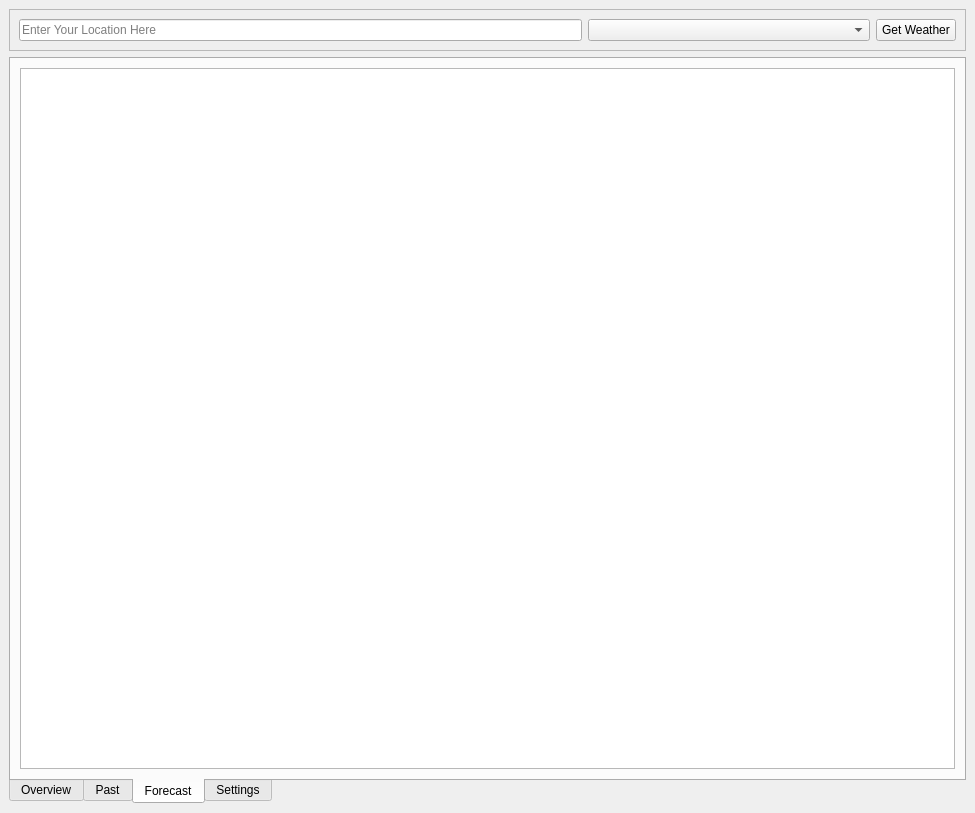
The window that main.ui (GamerTechUni/gavins-weather-app) describes before a commit, drawn with Qt 5.
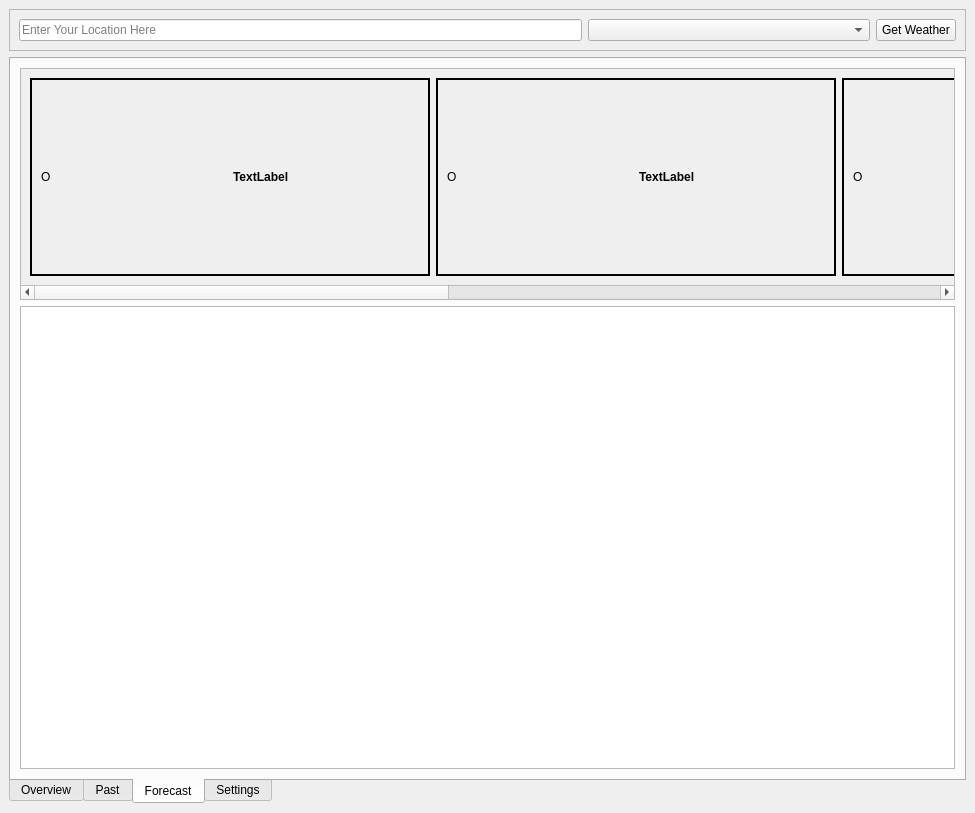
The same window after the commit. The open tabs and pages were chosen to show the change. Icons and pictures are not drawn. Custom widgets are drawn as their Qt base class.

```diff
--- a/main.ui
+++ b/main.ui
@@ -1032,11 +1032,9 @@
           <property name="frameShadow">
            <enum>QFrame::Shadow::Raised</enum>
           </property>
-          <layout class="QHBoxLayout" name="horizontalLayout_16">
-           <item>
-            <widget class="QTableWidget" name="observation_info_table"/>
-           </item>
-          </layout>
+          <property name="lineWidth">
+           <number>2</number>
+          </property>
          </widget>
         </item>
        </layout>
@@ -1045,7 +1043,257 @@
        <attribute name="title">
         <string>Forecast</string>
        </attribute>
-       <layout class="QVBoxLayout" name="verticalLayout_20">
+       <layout class="QVBoxLayout" name="verticalLayout_20" stretch="1,2">
+        <item>
+         <widget class="QScrollArea" name="scrollArea">
+          <property name="widgetResizable">
+           <bool>true</bool>
+          </property>
+          <widget class="QWidget" name="scrollAreaWidgetContents">
+           <property name="geometry">
+            <rect>
+             <x>0</x>
+             <y>0</y>
+             <width>2036</width>
+             <height>211</height>
+            </rect>
+           </property>
+           <layout class="QHBoxLayout" name="horizontalLayout_16">
+            <item>
+             <widget class="QFrame" name="forecast_day1">
+              <property name="minimumSize">
+               <size>
+                <width>400</width>
+                <height>100</height>
+               </size>
+              </property>
+              <property name="frameShape">
+               <enum>QFrame::Shape::Box</enum>
+              </property>
+              <property name="frameShadow">
+               <enum>QFrame::Shadow::Plain</enum>
+              </property>
+              <property name="lineWidth">
+               <number>2</number>
+              </property>
+              <layout class="QVBoxLayout" name="verticalLayout_21">
+               <item>
+                <layout class="QHBoxLayout" name="horizontalLayout_19">
+                 <item>
+                  <widget class="QLabel" name="forecast_day1_icon">
+                   <property name="frameShape">
+                    <enum>QFrame::Shape::NoFrame</enum>
+                   </property>
+                   <property name="midLineWidth">
+                    <number>4</number>
+                   </property>
+                   <property name="text">
+                    <string>O</string>
+                   </property>
+                  </widget>
+                 </item>
+                 <item>
+                  <widget class="QLabel" name="forecast_day1_name">
+                   <property name="font">
+                    <font>
+                     <family>Liberation Sans</family>
+                     <bold>true</bold>
+                    </font>
+                   </property>
+                   <property name="text">
+                    <string>TextLabel</string>
+                   </property>
+                  </widget>
+                 </item>
+                </layout>
+               </item>
+              </layout>
+             </widget>
+            </item>
+            <item>
+             <widget class="QFrame" name="forecast_day2">
+              <property name="minimumSize">
+               <size>
+                <width>400</width>
+                <height>100</height>
+               </size>
+              </property>
+              <property name="frameShape">
+               <enum>QFrame::Shape::Box</enum>
+              </property>
+              <property name="frameShadow">
+               <enum>QFrame::Shadow::Plain</enum>
+              </property>
+              <property name="lineWidth">
+               <number>2</number>
+              </property>
+              <layout class="QVBoxLayout" name="verticalLayout_22">
+               <item>
+                <layout class="QHBoxLayout" name="horizontalLayout_20">
+                 <item>
+                  <widget class="QLabel" name="forecast_day2_icon">
+                   <property name="text">
+                    <string>O</string>
+                   </property>
+                  </widget>
+                 </item>
+                 <item>
+                  <widget class="QLabel" name="forecast_day2_name">
+                   <property name="font">
+                    <font>
+                     <family>Liberation Sans</family>
+                     <bold>true</bold>
+                    </font>
+                   </property>
+                   <property name="text">
+                    <string>TextLabel</string>
+                   </property>
+                  </widget>
+                 </item>
+                </layout>
+               </item>
+              </layout>
+             </widget>
+            </item>
+            <item>
+             <widget class="QFrame" name="forecast_day3">
+              <property name="minimumSize">
+               <size>
+                <width>400</width>
+                <height>100</height>
+               </size>
+              </property>
+              <property name="frameShape">
+               <enum>QFrame::Shape::Box</enum>
+              </property>
+              <property name="frameShadow">
+               <enum>QFrame::Shadow::Plain</enum>
+              </property>
+              <property name="lineWidth">
+               <number>2</number>
+              </property>
+              <layout class="QVBoxLayout" name="verticalLayout_23">
+               <item>
+                <layout class="QHBoxLayout" name="horizontalLayout_21">
+                 <item>
+                  <widget class="QLabel" name="forecast_day3_icon">
+                   <property name="text">
+                    <string>O</string>
+                   </property>
+                  </widget>
+                 </item>
+                 <item>
+                  <widget class="QLabel" name="forecast_day3_name">
+                   <property name="font">
+                    <font>
+                     <family>Liberation Sans</family>
+                     <bold>true</bold>
+                    </font>
+                   </property>
+                   <property name="text">
+                    <string>TextLabel</string>
+                   </property>
+                  </widget>
+                 </item>
+                </layout>
+               </item>
+              </layout>
+             </widget>
+            </item>
+            <item>
+             <widget class="QFrame" name="forecast_day4">
+              <property name="minimumSize">
+               <size>
+                <width>400</width>
+                <height>100</height>
+               </size>
+              </property>
+              <property name="frameShape">
+               <enum>QFrame::Shape::Box</enum>
+              </property>
+              <property name="frameShadow">
+               <enum>QFrame::Shadow::Plain</enum>
+              </property>
+              <property name="lineWidth">
+               <number>2</number>
+              </property>
+              <layout class="QVBoxLayout" name="verticalLayout_24">
+               <item>
+                <layout class="QHBoxLayout" name="horizontalLayout_22">
+                 <item>
+                  <widget class="QLabel" name="forecast_day4_icon">
+                   <property name="text">
+                    <string>O</string>
+                   </property>
+                  </widget>
+                 </item>
+                 <item>
+                  <widget class="QLabel" name="forecast_day4_name">
+                   <property name="font">
+                    <font>
+                     <family>Liberation Sans</family>
+                     <bold>true</bold>
+                    </font>
+                   </property>
+                   <property name="text">
+                    <string>TextLabel</string>
+                   </property>
+                  </widget>
+                 </item>
+                </layout>
+               </item>
+              </layout>
+             </widget>
+            </item>
+            <item>
+             <widget class="QFrame" name="forecast_day5">
+              <property name="minimumSize">
+               <size>
+                <width>400</width>
+                <height>100</height>
+               </size>
+              </property>
+              <property name="frameShape">
+               <enum>QFrame::Shape::Box</enum>
+              </property>
+              <property name="frameShadow">
+               <enum>QFrame::Shadow::Plain</enum>
+              </property>
+              <property name="lineWidth">
+               <number>2</number>
+              </property>
+              <layout class="QVBoxLayout" name="verticalLayout_25">
+               <item>
+                <layout class="QHBoxLayout" name="horizontalLayout_23">
+                 <item>
+                  <widget class="QLabel" name="forecast_day5_icon">
+                   <property name="text">
+                    <string>O</string>
+                   </property>
+                  </widget>
+                 </item>
+                 <item>
+                  <widget class="QLabel" name="forecast_day5_name">
+                   <property name="font">
+                    <font>
+                     <family>Liberation Sans</family>
+                     <bold>true</bold>
+                    </font>
+                   </property>
+                   <property name="text">
+                    <string>TextLabel</string>
+                   </property>
+                  </widget>
+                 </item>
+                </layout>
+               </item>
+              </layout>
+             </widget>
+            </item>
+           </layout>
+          </widget>
+         </widget>
+        </item>
         <item>
          <widget class="QTableWidget" name="forecast_info_table"/>
         </item>
```
Left out of the diff: 2252 changed lines with no effect on the pictures.
